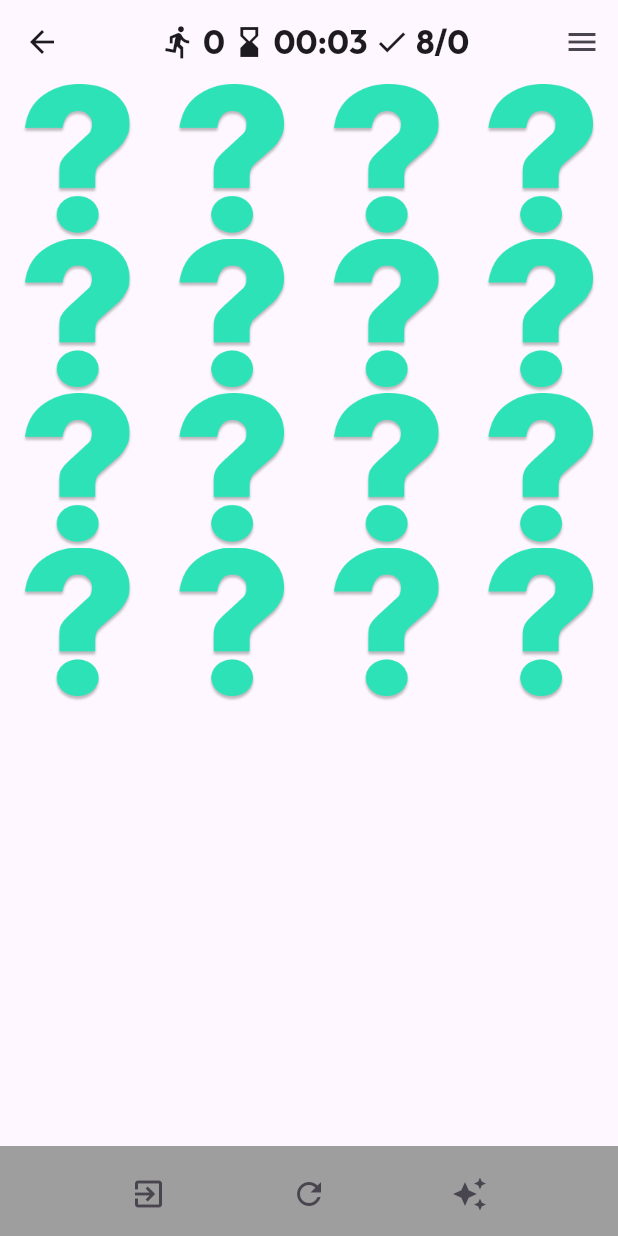
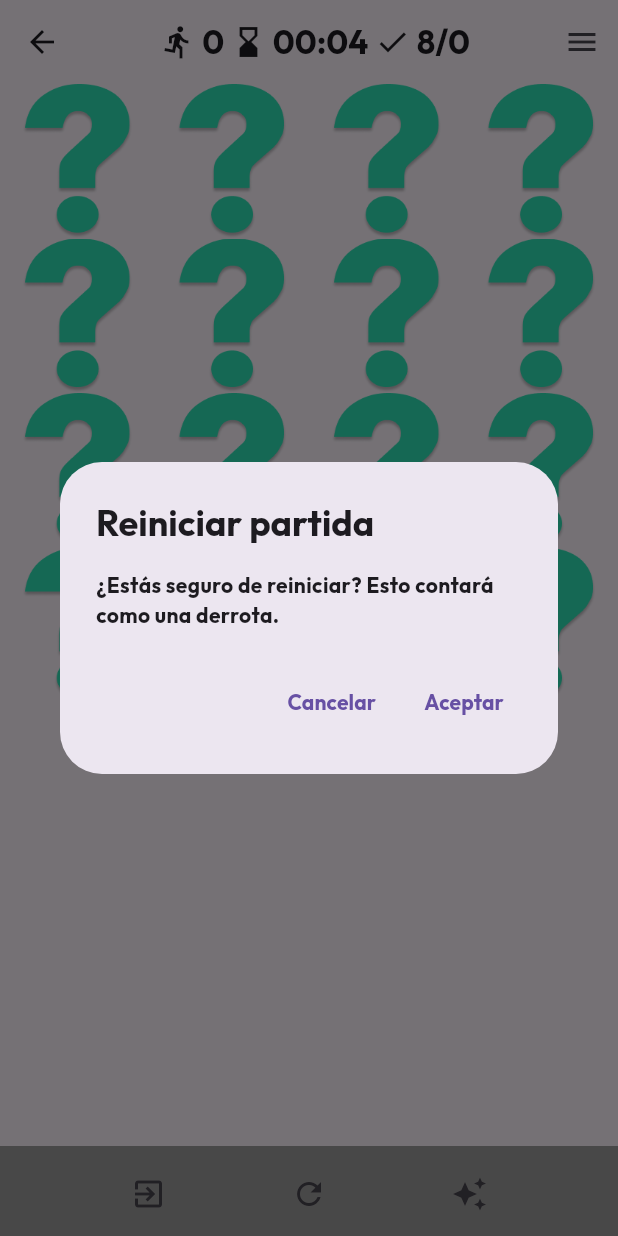
Before and after one commit to MFd13/Memorama, a Flutter app: the Tablero screen opened directly, item 2 of the bottom bar chosen, after a tap on the "exit to app" icon, on a phone screen of 412 x 824 dp. Run offline on Flutter 3.47's test engine with Material 3 defaults, Android fonts, the phone set to English and light mode, and no system bars; drawn by our look-alikes of flip_card; our stand-ins replace sqflite, sqflite_common_ffi, sqflite_common_ffi_web; accounts and stored records are empty.

Commit message:
Ya quedo

```diff
--- a/lib/app/home.dart
+++ b/lib/app/home.dart
@@ -2,7 +2,6 @@ import 'package:flutter/material.dart';
 import 'package:flutter/services.dart';
 import 'dart:io';
 
-import '../config/config.dart';
 import '../widgets/botonera.dart';
 
 class Home extends StatefulWidget {
--- a/lib/config/config.dart
+++ b/lib/config/config.dart
@@ -1,5 +1,3 @@
-library config.globals;
-
 import 'package:flip_card/flip_card_controller.dart';
 import 'package:flutter/material.dart';
 import 'package:memorama/utilis/detalles.dart';
--- a/lib/db/sqlite.dart
+++ b/lib/db/sqlite.dart
@@ -1,3 +1,4 @@
+import 'package:flutter/cupertino.dart';
 import 'package:memorama/db/data.dart';
 import 'package:sqflite/sqflite.dart';
 import 'package:path/path.dart';
@@ -12,7 +13,7 @@ class Sqlite {
   }
 
   static Future<Database> bd() async {
-    print("Path: ${await getDatabasesPath()}");
+    debugPrint("Path: ${await getDatabasesPath()}");
     return openDatabase(
       join(await getDatabasesPath(), 'datos.db'),
       onCreate: (db, version) async {
@@ -20,13 +21,15 @@ class Sqlite {
       CREATE TABLE datos(
         id INTEGER PRIMARY KEY,
         fecha TEXT,
+        hora TEXT,
         victorias INTEGER,
         derrotas INTEGER
       );
       """);
         await db.insert("datos", {
           "id": 1,
-          "fecha": "2025-03-03",
+          "fecha": "2025-03-20",
+          "hora": "00:00:00",
           "victorias": 0,
           "derrotas": 0
         });
@@ -57,6 +60,7 @@ class Sqlite {
       return Data(
           id: datosMap[0]['id'],
           fecha: datosMap[0]['fecha'],
+          hora: datosMap[0]['hora'],
           wins: datosMap[0]['victorias'],
           loses: datosMap[0]['derrotas']
       );
--- a/lib/main.dart
+++ b/lib/main.dart
@@ -2,7 +2,6 @@ import 'dart:io';
 
 import 'package:flutter/foundation.dart';
 import 'package:flutter/material.dart';
-import 'package:sqflite/sqflite.dart';
 import 'package:sqflite_common_ffi/sqflite_ffi.dart';
 import 'package:sqflite_common_ffi_web/sqflite_ffi_web.dart';
 
--- a/lib/widgets/botonera.dart
+++ b/lib/widgets/botonera.dart
@@ -2,13 +2,13 @@ import 'package:flutter/material.dart';
 import 'package:memorama/config/config.dart';
 
 class Botonera extends StatefulWidget {
-  const Botonera({Key? key}) : super(key: key);
+  const Botonera({super.key});
 
   @override
-  _BotoneraState createState() => _BotoneraState();
+  BotoneraState createState() => BotoneraState();
 }
 
-class _BotoneraState extends State<Botonera> {
+class BotoneraState extends State<Botonera> {
   @override
   Widget build(BuildContext context) {
     return Padding(
--- a/lib/widgets/parrilla.dart
+++ b/lib/widgets/parrilla.dart
@@ -12,10 +12,7 @@ class Parrilla extends StatefulWidget {
   final Nivel? nivel;
   final VoidCallback actMovimientos, actPares, showResult;
 
-  const Parrilla(this.nivel, this.actMovimientos(), this.actPares(),
-      this.showResult,
-      {Key? key})
-      : super(key: key);
+  const Parrilla(this.nivel, this.actMovimientos(), this.actPares(), this.showResult, {super.key});
 
   @override
   ParrillaState createState() => ParrillaState();
@@ -65,9 +62,15 @@ class ParrillaState extends State<Parrilla> {
     if (totales == restantes) {
       Data? save = await Sqlite.find();
       tmp = !tmp;
-      Data x =
-      Data(id: 1, fecha: DateFormat('yyyy-MM-dd').format(DateTime.now()),wins: save!.wins!+1,loses: save.loses);
+      Data x = Data(
+          id: 1,
+          fecha: DateFormat('yyyy-MM-dd').format(DateTime.now()),
+          hora: DateFormat('HH:mm:ss').format(DateTime.now()),
+          wins: save!.wins! + 1,
+          loses: save.loses
+      );
       await Sqlite().update(x);
+      debugPrint("Hora guardada: ${x.hora}");
     }
     return tmp;
   }
--- a/lib/widgets/tablero.dart
+++ b/lib/widgets/tablero.dart
@@ -8,25 +8,25 @@ import 'package:memorama/config/config.dart';
 import 'package:memorama/db/sqlite.dart';
 import 'package:memorama/widgets/parrilla.dart';
 
-import '../app/home.dart';
-import '../db/data.dart';
+import 'package:memorama/app/home.dart';
+import 'package:memorama/db/data.dart';
 
 class Tablero extends StatefulWidget {
   final Nivel? nivel;
 
-  const Tablero(this.nivel, {Key? key}) : super(key: key);
+  const Tablero(this.nivel, {super.key});
 
   @override
-  _TableroState createState() => _TableroState();
+  TableroState createState() => TableroState();
 }
 
-class _TableroState extends State<Tablero> {
+class TableroState extends State<Tablero> {
   final GlobalKey<ParrillaState> pKey = GlobalKey();
   int segundos = 0;
   Data? info;
   Timer? timer;
   bool menuExpanded = false;
-  ScrollController _scrollController = ScrollController();
+  final ScrollController _scrollController = ScrollController();
 
   @override
   void initState() {
@@ -74,14 +74,15 @@ class _TableroState extends State<Tablero> {
     setState(() {});
   }
 
-  void showResult(BuildContext context) {
+  void showResult(context) async {
+    Data? save = await Sqlite.find();
+
     showDialog(
       context: context,
       barrierDismissible: false,
-      builder: (BuildContext context) {
+      builder: ( context) {
         return AlertDialog(
-          shape:
-              RoundedRectangleBorder(borderRadius: BorderRadius.circular(10)),
+          shape: RoundedRectangleBorder(borderRadius: BorderRadius.circular(10)),
           title: Column(
             children: [
               Icon(Icons.verified_sharp, size: 50),
@@ -96,9 +97,13 @@ class _TableroState extends State<Tablero> {
             mainAxisSize: MainAxisSize.min,
             children: [
               Text(
-                    "Tienes todos los pares.\n"
+                "Tienes todos los pares.\n"
                     "Movimientos: $movimientos\n"
-                    "Tiempo: ${formatTime(segundos)}",
+                    "Tiempo: ${formatTime(segundos)}\n"
+                    "Fecha: ${save?.fecha}\n"
+                    "Hora: ${save?.hora}\n"
+                    "Victorias: ${save?.wins}\n"
+                    "Derrotas: ${save?.loses}",
                 textAlign: TextAlign.center,
               ),
               SizedBox(height: 10),
@@ -124,9 +129,48 @@ class _TableroState extends State<Tablero> {
     });
   }
 
-  void reiniciar() {
-    segundos = 0;
-    pKey.currentState?.reset();
+  void reiniciar() async {
+    bool confirmado = await showDialog(
+      context: context,
+      barrierDismissible: false,
+      builder: (context) {
+        return AlertDialog(
+          title: Text("Reiniciar partida"),
+          content: Text("¿Estás seguro de reiniciar? Esto contará como una derrota."),
+          actions: [
+            TextButton(
+              onPressed: () {
+                Navigator.of(context).pop(false);
+              },
+              child: Text("Cancelar"),
+            ),
+            TextButton(
+              onPressed: () {
+                Navigator.of(context).pop(true);
+              },
+              child: Text("Aceptar"),
+            ),
+          ],
+        );
+      },
+    );
+
+    if (confirmado == true) {
+      Data? save = await Sqlite.find();
+      Data x = Data(
+          id: 1,
+          fecha: DateFormat('yyyy-MM-dd').format(DateTime.now()),
+          hora: DateFormat('HH:mm:ss').format(DateTime.now()),
+          wins: save!.wins,
+          loses: save.loses! + 1
+      );
+      await Sqlite().update(x);
+      debugPrint("Derrota contabilizada: ${x.toMap()}");
+
+      segundos = 0;
+      pKey.currentState?.reset();
+      setState(() {});
+    }
   }
 
   void newGame() async {
@@ -135,18 +179,75 @@ class _TableroState extends State<Tablero> {
     Data x = Data(
         id: 1,
         fecha: DateFormat('yyyy-MM-dd').format(DateTime.now()),
+        hora: DateFormat('HH:mm:ss').format(DateTime.now()),
         wins: save!.wins,
-        loses: save.loses! + 1);
+        loses: save.loses! + 1
+    );
     await Sqlite().update(x);
     debugPrint("perdiste");
   }
 
-  Future<void> confirm(
-      BuildContext context, String message, Function onConfirm) async {
+  void salir() async {
+    if (restantes < totales) {
+      bool confirmado = await showDialog(
+        context: context,
+        barrierDismissible: false,
+        builder: (context) {
+          return AlertDialog(
+            title: Text("Salir de la partida"),
+            content: Text("¿Estas seguro de salir? Esto contará como una derrota."),
+            actions: [
+              TextButton(
+                onPressed: () {
+                  Navigator.of(context).pop(false);
+                },
+                child: Text("Cancelar"),
+              ),
+              TextButton(
+                onPressed: () {
+                  Navigator.of(context).pop(true);
+                },
+                child: Text("Aceptar"),
+              ),
+            ],
+          );
+        },
+      );
+
+      if (confirmado == true) {
+        Data? save = await Sqlite.find();
+        Data x = Data(
+            id: 1,
+            fecha: DateFormat('yyyy-MM-dd').format(DateTime.now()),
+            hora: DateFormat('HH:mm:ss').format(DateTime.now()),
+            wins: save!.wins,
+            loses: save.loses! + 1
+        );
+        await Sqlite().update(x);
+        debugPrint("Derrota contabilizada: ${x.toMap()}");
+
+        if (Platform.isAndroid || Platform.isIOS) {
+          SystemNavigator.pop();
+        }
+        if (Platform.isLinux || Platform.isWindows) {
+          exit(0);
+        }
+      }
+    } else {
+      if (Platform.isAndroid || Platform.isIOS) {
+        SystemNavigator.pop();
+      }
+      if (Platform.isLinux || Platform.isWindows) {
+        exit(0);
+      }
+    }
+  }
+
+  Future<void> confirm(BuildContext context, String message, Function onConfirm) async {
     return showDialog<void>(
       context: context,
       barrierDismissible: false,
-      builder: (BuildContext context) {
+      builder: (context) {
         return AlertDialog(
           title: Text('Confirmar'),
           content: SingleChildScrollView(
@@ -177,7 +278,7 @@ class _TableroState extends State<Tablero> {
   }
 
   @override
-  Widget build(BuildContext context) {
+  Widget build(context) {
     return Scaffold(
       appBar: AppBar(
         title:
@@ -220,30 +321,16 @@ class _TableroState extends State<Tablero> {
                 children: [
                   ListTile(
                     leading: Icon(Icons.exit_to_app),
-                    title: Text('Salir'),
+                    title: Text("Salir"),
                     onTap: () {
-                      confirm(context, "¿Seguro que deseas salir?", () async {
-                        Data? save = await Sqlite.find();
-                        Data x = Data(
-                            id: 1,
-                            fecha: DateFormat('yyyy-MM-dd').format(DateTime.now()),
-                            wins: save!.wins,
-                            loses: save.loses);
-                        await Sqlite().update(x);
-                        if (Platform.isAndroid || Platform.isIOS) {
-                          SystemNavigator.pop();
-                        }
-                        if (Platform.isLinux || Platform.isWindows) {
-                          exit(0);
-                        }
-                      });
+                      salir();
                     },
                   ),
                   ListTile(
                     leading: Icon(Icons.refresh),
                     title: Text("Reiniciar"),
                     onTap: () {
-                      confirm(context, "¿Seguro que deseas reiniciar? Se marcará como juego perdido", reiniciar);
+                      reiniciar();
                     },
                   ),
                   ListTile(
@@ -255,7 +342,7 @@ class _TableroState extends State<Tablero> {
                         showDialog(
                           context: context,
                           barrierDismissible: true,
-                          builder: (BuildContext context) {
+                          builder: (context) {
                             return AlertDialog(
                               shape: RoundedRectangleBorder(borderRadius: BorderRadius.circular(15)),
                               title: Text("Display de información"),
@@ -307,12 +394,7 @@ class _TableroState extends State<Tablero> {
               IconButton(
                 icon: Icon(Icons.exit_to_app),
                 onPressed: () {
-                  if (Platform.isAndroid || Platform.isIOS) {
-                    SystemNavigator.pop();
-                  }
-                  if (Platform.isLinux || Platform.isWindows) {
-                    exit(0);
-                  }
+                  salir();
                 },
               ),
               IconButton(
```
Also changed, not shown: lib/db/data.dart (+9 -1 lines), pubspec.yaml (+5 -4 lines), icons/shrimp.jpg (deleted), pubspec.lock, 6 other files. Lines whose indentation alone changed are shown as unchanged.
